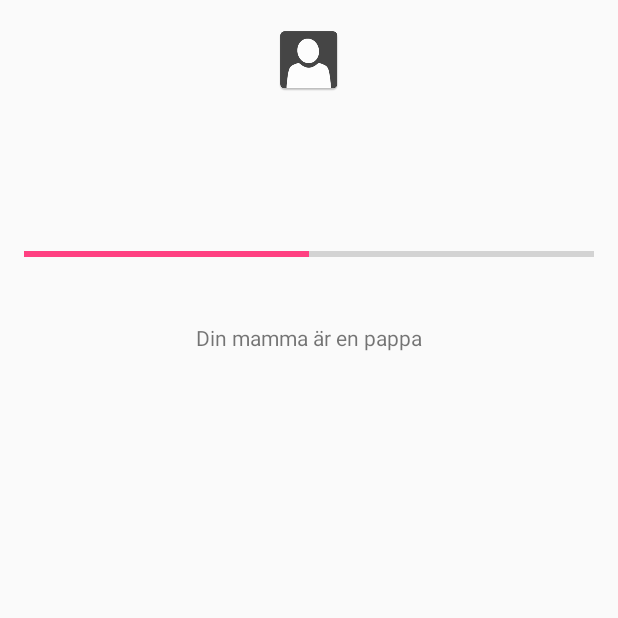
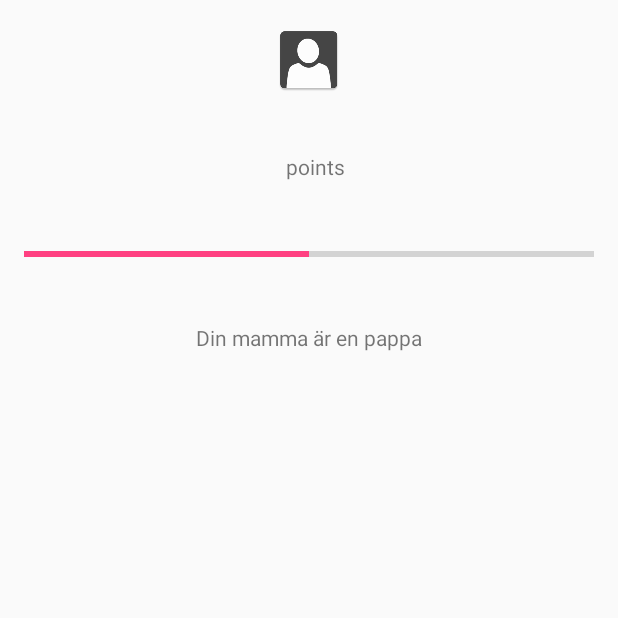
Before and after one commit to meemsbror/DAT255, an Android app: the fragment ProfilePageFragment placed in its activity, on a phone screen of 412 x 824 dp, the top half of it. Run offline under Robolectric (Android 15) with nearby library versions, the phone set to English and light mode, and no system bars; libraries missing offline, so code that uses them is left out: com.roughike.bottombar; plain views replace BottomBar; 3 statements that could not run were skipped.

Commit message:
Add a class to keep track of score (player)

```diff
--- a/KasslR/app/src/main/java/gruppn/kasslr/Game.java
+++ b/KasslR/app/src/main/java/gruppn/kasslr/Game.java
@@ -16,6 +16,7 @@ public class Game extends AppCompatActivity{
     }
 
     public void answer1Click(View view){
+        Player.incScore(Player.CompletedAction.COMPLETE_VOCABULARY);
         Intent myIntent = new Intent(this, MainActivity.class);
         startActivity(myIntent);
     }
--- a/KasslR/app/src/main/java/gruppn/kasslr/ProfilePageFragment.java
+++ b/KasslR/app/src/main/java/gruppn/kasslr/ProfilePageFragment.java
@@ -22,10 +22,12 @@ public class ProfilePageFragment extends Fragment {
     @Override
     public void onActivityCreated(@Nullable Bundle savedInstanceState) {
         super.onActivityCreated(savedInstanceState);
-
         if (getArguments() != null) {
+            System.out.println(Player.getScore());
             TextView usernameText = (TextView) getActivity().findViewById(R.id.usernameText);
             usernameText.setText(getArguments().getString(EXTRA_USER_ID));
+            TextView points = (TextView) getActivity().findViewById(R.id.points);
+            points.setText("" + Player.getScore());
         }
     }
 }
--- a/KasslR/app/src/main/res/layout/activity_profile_page.xml
+++ b/KasslR/app/src/main/res/layout/activity_profile_page.xml
@@ -44,4 +44,14 @@
         android:layout_centerHorizontal="true"
         android:layout_marginTop="54dp" />
 
+    <TextView
+        android:text="points"
+        android:layout_width="wrap_content"
+        android:layout_height="wrap_content"
+        android:layout_below="@+id/imageView"
+        android:layout_alignRight="@+id/imageView"
+        android:layout_alignEnd="@+id/imageView"
+        android:layout_marginTop="37dp"
+        android:id="@+id/points" />
+
 </RelativeLayout>
```
